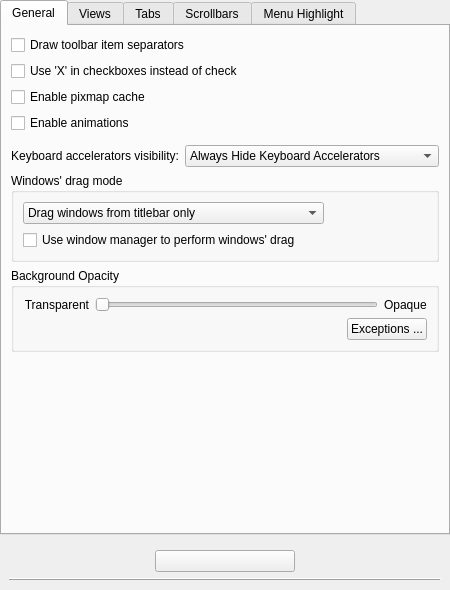
The window that style/config/ui/oxygenstyleconfig.ui (KDE/oxygen-transparent) describes before a commit, drawn with Qt 5.
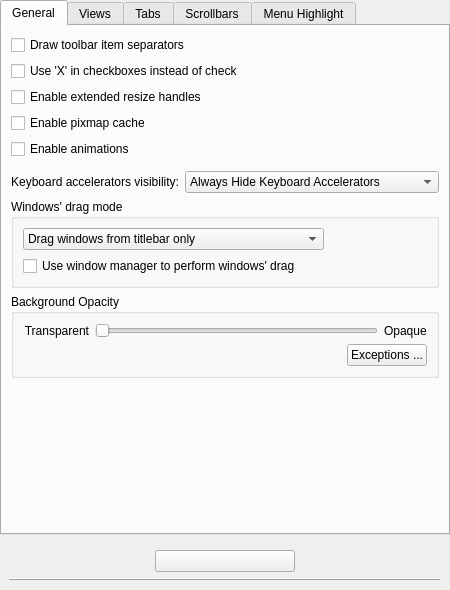
The same window after the commit. Custom widgets are drawn as their Qt base class.

What changed in the file:
```diff
--- a/style/config/ui/oxygenstyleconfig.ui
+++ b/style/config/ui/oxygenstyleconfig.ui
@@ -59,6 +59,13 @@
          </property>
         </widget>
        </item>
+       <item>
+        <widget class="QCheckBox" name="_splitterProxyEnabled">
+         <property name="text">
+          <string>Enable extended resize handles</string>
+         </property>
+        </widget>
+       </item>
        <item>
         <widget class="QCheckBox" name="_cacheEnabled">
          <property name="text">
```
